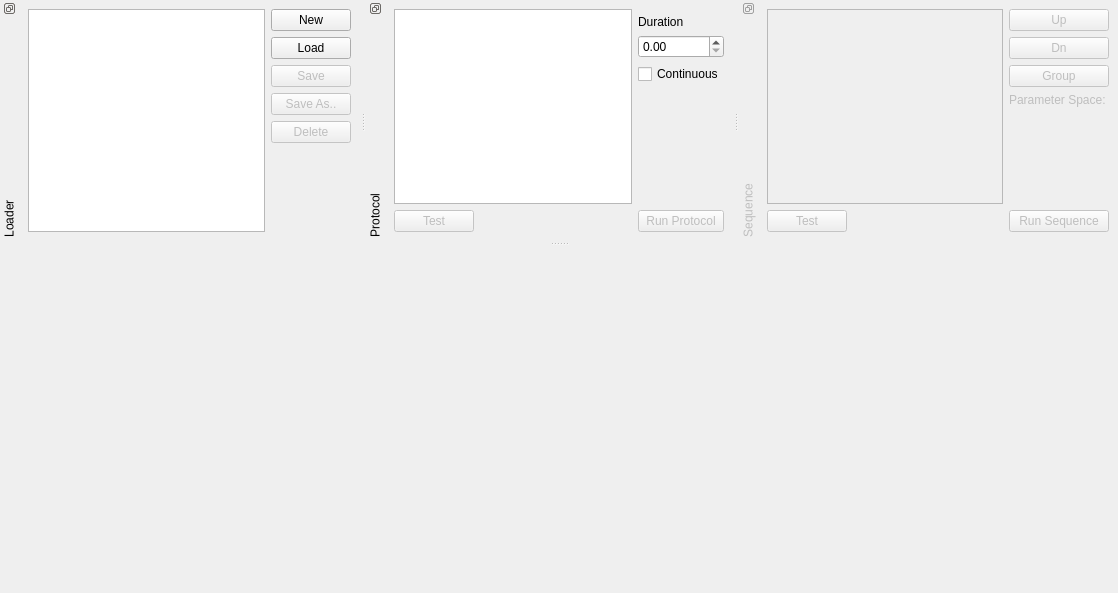
acq4/acq4, file lib/modules/ProtocolRunner/ProtocolRunnerTemplate.ui: the form before one commit.
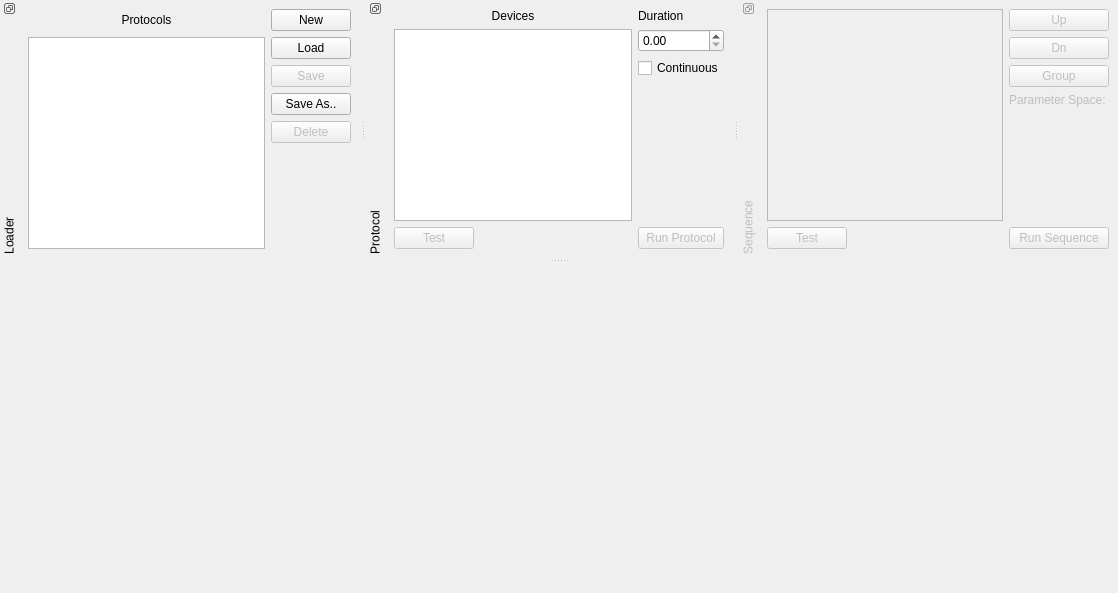
The form after the commit.

Diff of the .ui file:
```diff
--- a/lib/modules/ProtocolRunner/ProtocolRunnerTemplate.ui
+++ b/lib/modules/ProtocolRunner/ProtocolRunnerTemplate.ui
@@ -35,21 +35,21 @@
    </attribute>
    <widget class="QWidget" name="dockWidgetContents" >
     <layout class="QGridLayout" name="gridLayout_5" >
-     <item row="0" column="1" >
+     <item row="1" column="1" >
       <widget class="QPushButton" name="newProtocolBtn" >
        <property name="text" >
         <string>New</string>
        </property>
       </widget>
      </item>
-     <item row="1" column="1" >
+     <item row="2" column="1" >
       <widget class="QPushButton" name="loadProtocolBtn" >
        <property name="text" >
         <string>Load</string>
        </property>
       </widget>
      </item>
-     <item row="2" column="1" >
+     <item row="3" column="1" >
       <widget class="QPushButton" name="saveProtocolBtn" >
        <property name="enabled" >
         <bool>false</bool>
@@ -59,17 +59,17 @@
        </property>
       </widget>
      </item>
-     <item row="3" column="1" >
+     <item row="4" column="1" >
       <widget class="QPushButton" name="saveAsProtocolBtn" >
        <property name="enabled" >
-        <bool>false</bool>
+        <bool>true</bool>
        </property>
        <property name="text" >
         <string>Save As..</string>
        </property>
       </widget>
      </item>
-     <item row="5" column="1" >
+     <item row="6" column="1" >
       <spacer name="verticalSpacer_4" >
        <property name="orientation" >
         <enum>Qt::Vertical</enum>
@@ -82,7 +82,7 @@
        </property>
       </spacer>
      </item>
-     <item row="4" column="1" >
+     <item row="5" column="1" >
       <widget class="QPushButton" name="deleteProtocolBtn" >
        <property name="enabled" >
         <bool>false</bool>
@@ -92,9 +92,19 @@
        </property>
       </widget>
      </item>
-     <item rowspan="6" row="0" column="0" >
+     <item rowspan="5" row="2" column="0" >
       <widget class="QTreeView" name="protocolList" />
      </item>
+     <item row="1" column="0" >
+      <widget class="QLabel" name="label_3" >
+       <property name="text" >
+        <string>Protocols</string>
+       </property>
+       <property name="alignment" >
+        <set>Qt::AlignCenter</set>
+       </property>
+      </widget>
+     </item>
     </layout>
    </widget>
   </widget>
@@ -113,27 +123,27 @@
    </attribute>
    <widget class="QWidget" name="dockWidgetContents_5" >
     <layout class="QGridLayout" name="gridLayout" >
-     <item rowspan="5" row="0" column="0" colspan="2" >
+     <item rowspan="3" row="3" column="0" colspan="2" >
       <widget class="QListWidget" name="deviceList" />
      </item>
-     <item row="1" column="2" >
+     <item row="2" column="2" >
       <widget class="QLabel" name="label_8" >
        <property name="text" >
         <string>Duration</string>
        </property>
       </widget>
      </item>
-     <item row="2" column="2" >
-      <widget class="QDoubleSpinBox" name="protoDurationSpin" />
-     </item>
      <item row="3" column="2" >
+      <widget class="QDoubleSpinBox" name="protoDurationSpin" />
+     </item>
+     <item row="4" column="2" >
       <widget class="QCheckBox" name="protoContinuousCheck" >
        <property name="text" >
         <string>Continuous</string>
        </property>
       </widget>
      </item>
-     <item row="4" column="2" >
+     <item row="5" column="2" >
       <spacer name="verticalSpacer_2" >
        <property name="orientation" >
         <enum>Qt::Vertical</enum>
@@ -146,7 +156,7 @@
        </property>
       </spacer>
      </item>
-     <item row="5" column="0" >
+     <item row="6" column="0" >
       <widget class="QPushButton" name="testSingleBtn" >
        <property name="enabled" >
         <bool>false</bool>
@@ -156,7 +166,7 @@
        </property>
       </widget>
      </item>
-     <item row="5" column="1" >
+     <item row="6" column="1" >
       <spacer name="horizontalSpacer_2" >
        <property name="orientation" >
         <enum>Qt::Horizontal</enum>
@@ -169,7 +179,7 @@
        </property>
       </spacer>
      </item>
-     <item row="5" column="2" >
+     <item row="6" column="2" >
       <widget class="QPushButton" name="runProtocolBtn" >
        <property name="enabled" >
         <bool>false</bool>
@@ -179,6 +189,16 @@
        </property>
       </widget>
      </item>
+     <item row="2" column="0" colspan="2" >
+      <widget class="QLabel" name="label" >
+       <property name="text" >
+        <string>Devices</string>
+       </property>
+       <property name="alignment" >
+        <set>Qt::AlignCenter</set>
+       </property>
+      </widget>
+     </item>
     </layout>
    </widget>
   </widget>
```
